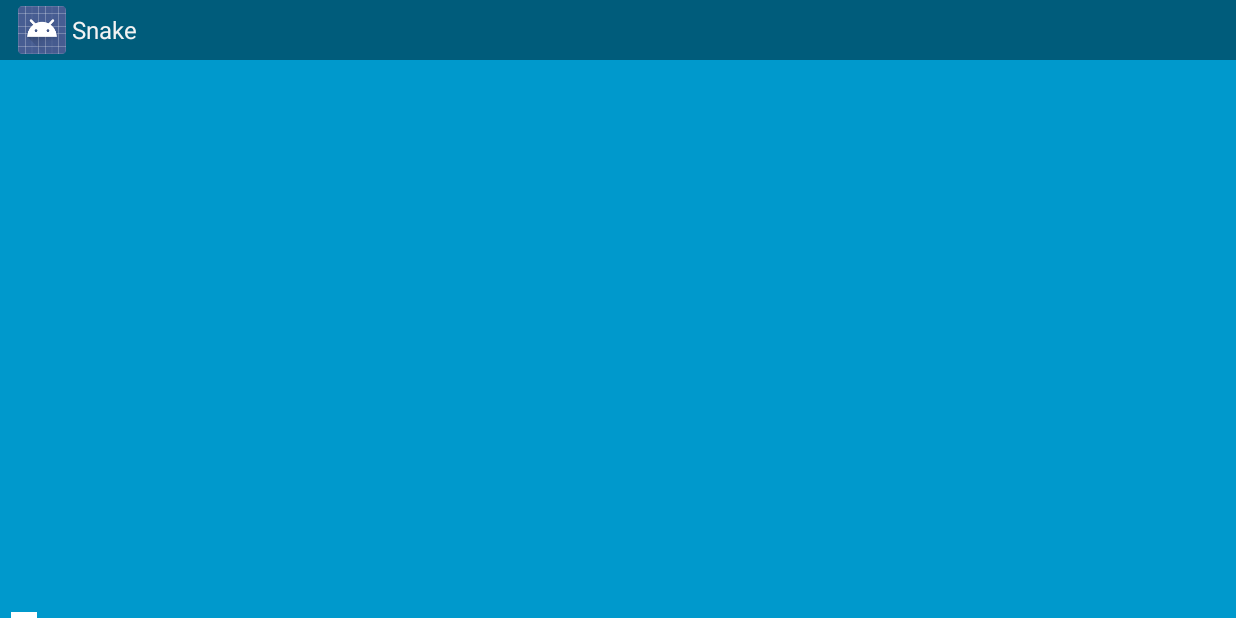
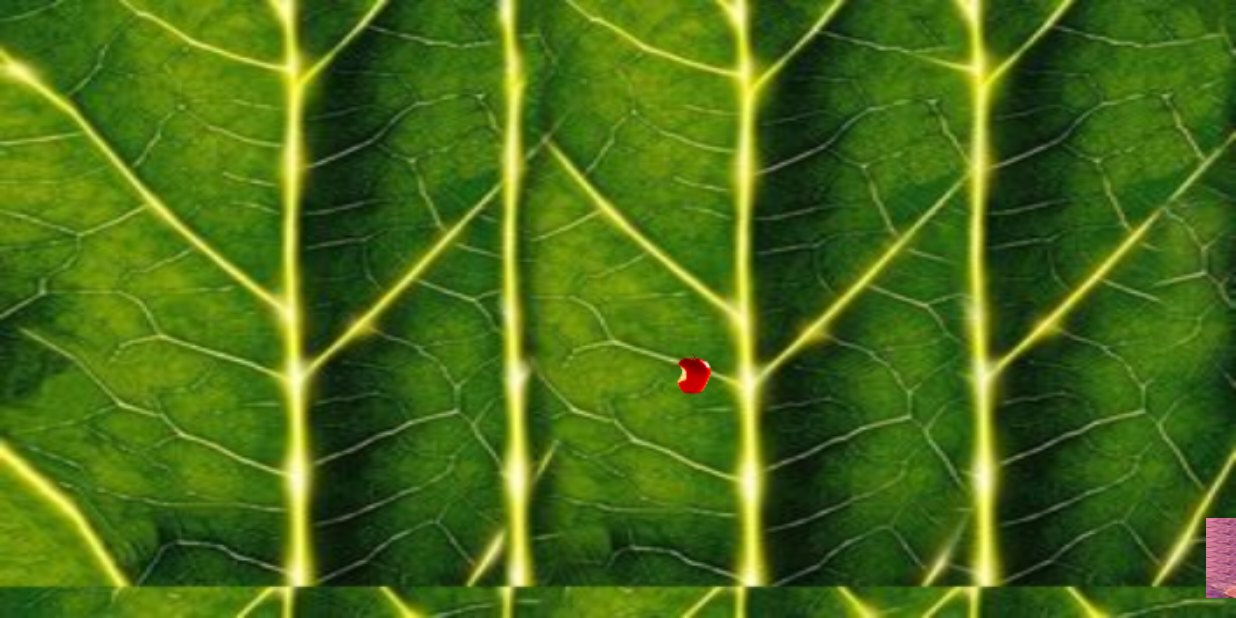
Before and after one commit to fishkel-truelogic/snakeAndroid, an Android app: the screen it shows after launch (SnakeActivity), on a phone screen of 824 x 412 dp (held sideways). Run offline under Robolectric (Android 15) with nearby library versions, the phone set to English and light mode, and no system bars.

Commit message:
working snake lack of objetive

```diff
--- a/app/src/main/AndroidManifest.xml
+++ b/app/src/main/AndroidManifest.xml
@@ -6,7 +6,7 @@
         android:allowBackup="true"
         android:icon="@drawable/ic_launcher"
         android:label="@string/app_name"
-        android:theme="@style/AppTheme" >
+        android:theme="@android:style/Theme.NoTitleBar" >
         <activity
             android:name=".SnakeActivity"
             android:configChanges="orientation|keyboardHidden|screenSize"
--- a/app/src/main/java/ar/com/lfishkel/snake/SnakeActivity.java
+++ b/app/src/main/java/ar/com/lfishkel/snake/SnakeActivity.java
@@ -7,7 +7,10 @@ import android.hardware.SensorEvent;
 import android.hardware.SensorEventListener;
 import android.hardware.SensorManager;
 import android.os.Bundle;
+import android.os.SystemClock;
+import android.util.DisplayMetrics;
 import android.view.ViewGroup;
+import android.widget.Chronometer;
 import android.widget.FrameLayout;
 import android.widget.ImageView;
 
@@ -17,8 +20,6 @@ import java.util.Random;
 
 public class SnakeActivity extends Activity {
 
-    private static final long DELAY = 80;
-
     private Head head;
     private List<Tail> body;
     private MySensorListener mySensorListener;
@@ -26,18 +27,52 @@ public class SnakeActivity extends Activity {
     private boolean canTurn = true;
     private FrameLayout fl;
     private ImageView apple;
+    private int height;
+    private int width;
+
+    private int points;
+   // private Chronometer chrono;
+
 
     @Override
     protected void onCreate(Bundle savedInstanceState) {
         super.onCreate(savedInstanceState);
+        requestWindowFeature(getWindow().FEATURE_NO_TITLE);
         setContentView(R.layout.activity_snake);
         mySensorListener = new MySensorListener(this);
         mSensorManager = (SensorManager) getSystemService(this.getApplicationContext().SENSOR_SERVICE);
         mSensorManager.registerListener(mySensorListener, mSensorManager.getDefaultSensor(Sensor.TYPE_ACCELEROMETER), SensorManager.SENSOR_DELAY_NORMAL);
         fl = (FrameLayout) findViewById(R.id.activity_snake);
+       // chrono=(Chronometer)findViewById(R.id.chrono);
 
+        DisplayMetrics displaymetrics = new DisplayMetrics();
+        getWindowManager().getDefaultDisplay().getMetrics(displaymetrics);
+        height = displaymetrics.heightPixels;
+        width = displaymetrics.widthPixels;
         initSnake();
         initApple();
+/*
+        chrono.setOnChronometerTickListener(new Chronometer.OnChronometerTickListener() {
+            public void onChronometerTick(Chronometer c) {
+            if(!resume) {
+                long minutes =((SystemClock.elapsedRealtime() - chrono.getBase()) / 1000) / 60;
+                long seconds =((SystemClock.elapsedRealtime() - chrono.getBase()) / 1000) % 60;
+                currentTime = minutes + ":" + seconds;
+                arg0.setText(currentTime);
+                elapsedTime = SystemClock.elapsedRealtime();
+            } else {
+                long minutes = ((elapsedTime - chrono.getBase()) / 1000) / 60;
+                long seconds = ((elapsedTime - chrono.getBase()) / 1000) % 60;
+                currentTime = minutes + ":" + seconds;
+                c.setText(currentTime);
+                elapsedTime = elapsedTime + 1000;
+            }
+
+
+        }
+        }
+        );
+*/
 
     }
 
@@ -84,13 +119,20 @@ public class SnakeActivity extends Activity {
     }
 
     public void randomApple() {
-        apple.setX(getRandom(0, 200));
-        apple.setY(getRandom(0, 200));
+        apple.setX(getRandom(50, width -50));
+        apple.setY(getRandom(50, height - 50));
         head.setAppleX(apple.getX());
         head.setAppleY(apple.getY());
     }
 
     private final class MySensorListener implements SensorEventListener {
+
+
+
+        private static final int TURN_RIGHT = 4;
+        private static final int TURN_LEFT = 5;
+        private static final int TURN_CENTER_UP = 6;
+        private static final int TURN_CENTER_DOWN = 6;
 
        private SnakeActivity activity;
 
@@ -110,10 +152,18 @@ public class SnakeActivity extends Activity {
                     activity.getHead().turnLeft();
                     canTurn = false;
                 }
-            } else {
-                canTurn = true;
+            } else if (event.values[1] > -3 && event.values[1] < 3) {
+                if (!canTurn) {
+                    if (event.values[0] > 0) {
+                        activity.getHead().turnUp();
+                    } else {
+                        activity.getHead().turnDown();
+                    }
+                    canTurn = true;
+                }
             }
         }
+
 
         @Override
         public void onAccuracyChanged(Sensor sensor, int accuracy) {
--- a/app/src/main/java/ar/com/lfishkel/snake/Tail.java
+++ b/app/src/main/java/ar/com/lfishkel/snake/Tail.java
@@ -18,6 +18,7 @@ public class Tail extends ImageView {
     private static final int LEFT  = 1;
     private static final int UP    = 2;
     private static final int DOWN  = 3;
+    private static final int FRAME_RATE = 50;
 
     private Context mContext;
 
@@ -28,7 +29,6 @@ public class Tail extends ImageView {
     private int direction;
 
     private Handler h;
-    private final int FRAME_RATE = 30;
 
 
     public Tail(Context context, AttributeSet attrs) {
@@ -55,7 +55,7 @@ public class Tail extends ImageView {
 
 
     protected void onDraw(Canvas c) {
-        BitmapDrawable ball = (BitmapDrawable) mContext.getResources().getDrawable(R.drawable.snake_pixel);
+        BitmapDrawable ball = (BitmapDrawable) mContext.getResources().getDrawable(R.drawable.snake_skin);
         moveNext(xOld, yOld);
 
         c.drawBitmap(ball.getBitmap(), x, y, null);
--- a/app/src/main/res/layout/activity_snake.xml
+++ b/app/src/main/res/layout/activity_snake.xml
@@ -1,8 +1,14 @@
 <FrameLayout xmlns:android="http://schemas.android.com/apk/res/android"
     xmlns:tools="http://schemas.android.com/tools" android:layout_width="match_parent"
-    android:layout_height="match_parent" android:background="#0099cc"
+    android:layout_height="match_parent" android:background="@drawable/background"
     tools:context=".SnakeActivity"
     android:id="@+id/activity_snake">
+
+    <!--<Chronometer
+        android:layout_width="wrap_content"
+        android:layout_height="wrap_content"
+        android:id="@+id/chrono"/>
+    -->
 
     <ar.com.lfishkel.snake.Head
         android:id="@+id/head"
@@ -15,8 +21,8 @@
         android:layout_width="fill_parent"/>
 
     <ImageView
-        android:layout_width="4dp"
-        android:layout_height="4dp"
+        android:layout_width="30dp"
+        android:layout_height="30dp"
         android:id="@+id/apple"
         android:background="@drawable/apple"/>
 
```
Also changed, not shown: app/src/main/java/ar/com/lfishkel/snake/Head.java (+22 -53 lines), app/src/main/res/drawable-mdpi/apple.png, app/src/main/res/drawable-mdpi/background.jpg (added), app/src/main/res/drawable-mdpi/snake_skin.png (added).
